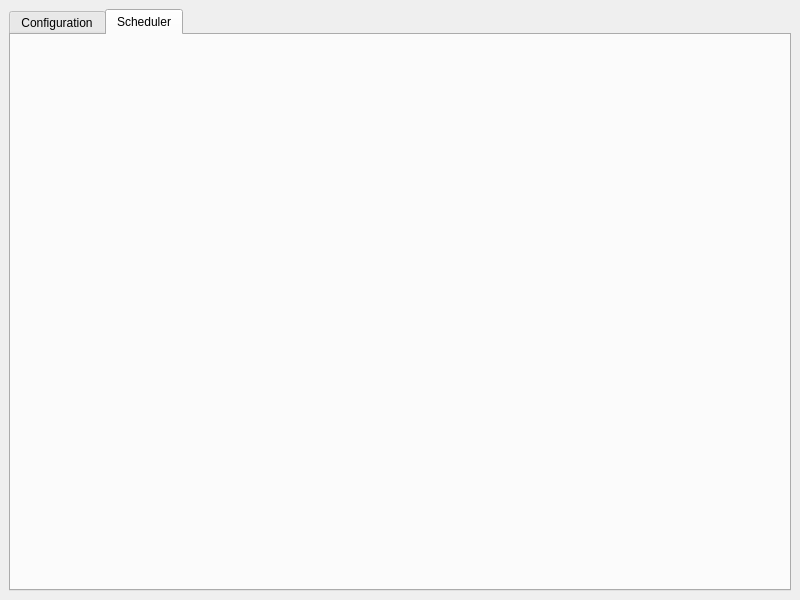
This is designer/mainwindow.ui in mishra-lab/scheduler as Qt 5 draws it before an edit. The edited form follows.
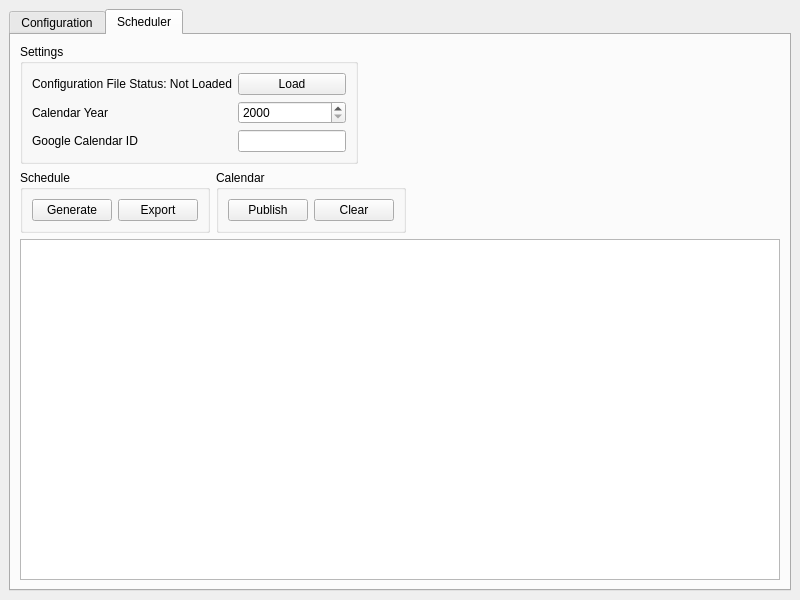
This is the edited form. The open tabs and pages were chosen to show the change.

Commit message: Add skeleton of UI for scheduler tab

Patch:
```diff
--- a/designer/mainwindow.ui
+++ b/designer/mainwindow.ui
@@ -104,6 +104,168 @@
        <attribute name="title">
         <string>Scheduler</string>
        </attribute>
+       <layout class="QVBoxLayout" name="verticalLayout_2">
+        <item>
+         <widget class="QGroupBox" name="settingsGroupBox">
+          <property name="sizePolicy">
+           <sizepolicy hsizetype="Fixed" vsizetype="Preferred">
+            <horstretch>0</horstretch>
+            <verstretch>0</verstretch>
+           </sizepolicy>
+          </property>
+          <property name="title">
+           <string>Settings</string>
+          </property>
+          <layout class="QHBoxLayout" name="horizontalLayout_2">
+           <item>
+            <layout class="QFormLayout" name="settingsForm">
+             <item row="0" column="0">
+              <widget class="QLabel" name="configFileLabel">
+               <property name="text">
+                <string>Configuration File Status: Not Loaded</string>
+               </property>
+              </widget>
+             </item>
+             <item row="0" column="1">
+              <widget class="QPushButton" name="loadButton">
+               <property name="toolTip">
+                <string>&lt;html&gt;&lt;head/&gt;&lt;body&gt;&lt;p&gt;Open configuration file&lt;/p&gt;&lt;/body&gt;&lt;/html&gt;</string>
+               </property>
+               <property name="text">
+                <string>Load</string>
+               </property>
+              </widget>
+             </item>
+             <item row="1" column="0">
+              <widget class="QLabel" name="calendarYearLabel">
+               <property name="text">
+                <string>Calendar Year</string>
+               </property>
+              </widget>
+             </item>
+             <item row="1" column="1">
+              <widget class="QSpinBox" name="calendarYearSpinBox">
+               <property name="toolTip">
+                <string>&lt;html&gt;&lt;head/&gt;&lt;body&gt;&lt;p&gt;Set the calendar year to be used by the scheduler&lt;/p&gt;&lt;/body&gt;&lt;/html&gt;</string>
+               </property>
+               <property name="minimum">
+                <number>2000</number>
+               </property>
+               <property name="maximum">
+                <number>3000</number>
+               </property>
+              </widget>
+             </item>
+             <item row="2" column="0">
+              <widget class="QLabel" name="gCalLabel">
+               <property name="text">
+                <string>Google Calendar ID</string>
+               </property>
+              </widget>
+             </item>
+             <item row="2" column="1">
+              <widget class="QLineEdit" name="gCalLineEdit">
+               <property name="toolTip">
+                <string>&lt;html&gt;&lt;head/&gt;&lt;body&gt;&lt;p&gt;Set the calendar ID to retrieve calendar events from and publish generated schedule to&lt;/p&gt;&lt;/body&gt;&lt;/html&gt;</string>
+               </property>
+              </widget>
+             </item>
+            </layout>
+           </item>
+          </layout>
+         </widget>
+        </item>
+        <item>
+         <layout class="QHBoxLayout" name="schedulerButtonLayout">
+          <item>
+           <widget class="QGroupBox" name="scheduleActions">
+            <property name="sizePolicy">
+             <sizepolicy hsizetype="Fixed" vsizetype="Preferred">
+              <horstretch>0</horstretch>
+              <verstretch>0</verstretch>
+             </sizepolicy>
+            </property>
+            <property name="title">
+             <string>Schedule</string>
+            </property>
+            <layout class="QHBoxLayout" name="horizontalLayout_3">
+             <item>
+              <widget class="QPushButton" name="generateScheduleButton">
+               <property name="toolTip">
+                <string>&lt;html&gt;&lt;head/&gt;&lt;body&gt;&lt;p&gt;Generate a new schedule using the given configuration file and calendar information&lt;/p&gt;&lt;/body&gt;&lt;/html&gt;</string>
+               </property>
+               <property name="text">
+                <string>Generate</string>
+               </property>
+              </widget>
+             </item>
+             <item>
+              <widget class="QPushButton" name="exportScheduleButton">
+               <property name="toolTip">
+                <string>&lt;html&gt;&lt;head/&gt;&lt;body&gt;&lt;p&gt;Export generated schedule as an Excel spreadsheet&lt;/p&gt;&lt;/body&gt;&lt;/html&gt;</string>
+               </property>
+               <property name="text">
+                <string>Export</string>
+               </property>
+              </widget>
+             </item>
+            </layout>
+           </widget>
+          </item>
+          <item>
+           <widget class="QGroupBox" name="calendarActions">
+            <property name="sizePolicy">
+             <sizepolicy hsizetype="Fixed" vsizetype="Preferred">
+              <horstretch>0</horstretch>
+              <verstretch>0</verstretch>
+             </sizepolicy>
+            </property>
+            <property name="title">
+             <string>Calendar</string>
+            </property>
+            <layout class="QHBoxLayout" name="horizontalLayout_4">
+             <item>
+              <widget class="QPushButton" name="publishCalendarButton">
+               <property name="toolTip">
+                <string>&lt;html&gt;&lt;head/&gt;&lt;body&gt;&lt;p&gt;Publish the generated schedule to the calendar&lt;/p&gt;&lt;/body&gt;&lt;/html&gt;</string>
+               </property>
+               <property name="text">
+                <string>Publish</string>
+               </property>
+              </widget>
+             </item>
+             <item>
+              <widget class="QPushButton" name="clearCalendarButton">
+               <property name="toolTip">
+                <string>&lt;html&gt;&lt;head/&gt;&lt;body&gt;&lt;p&gt;Clear published schedule from calendar for the given calendar year&lt;/p&gt;&lt;/body&gt;&lt;/html&gt;</string>
+               </property>
+               <property name="text">
+                <string>Clear</string>
+               </property>
+              </widget>
+             </item>
+            </layout>
+           </widget>
+          </item>
+          <item>
+           <spacer name="horizontalSpacer">
+            <property name="orientation">
+             <enum>Qt::Horizontal</enum>
+            </property>
+            <property name="sizeHint" stdset="0">
+             <size>
+              <width>40</width>
+              <height>20</height>
+             </size>
+            </property>
+           </spacer>
+          </item>
+         </layout>
+        </item>
+        <item>
+         <widget class="QTableWidget" name="scheduleTable"/>
+        </item>
+       </layout>
       </widget>
      </widget>
     </item>
```
Left out of the diff: 50 changed lines with no effect on the pictures. The commit also changes 1 other file.
